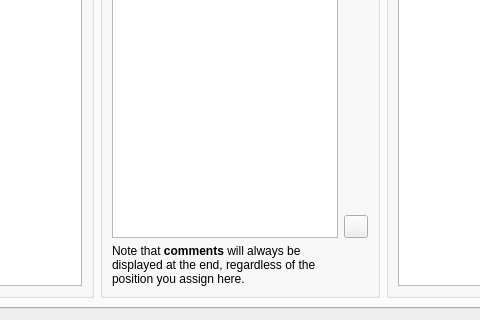
debian-calibre/calibre, file src/calibre/gui2/preferences/look_feel.ui: the form before one commit; both pictures show x 439 to 919 and y 471 to 791 of the 1096 by 791 pixel window.
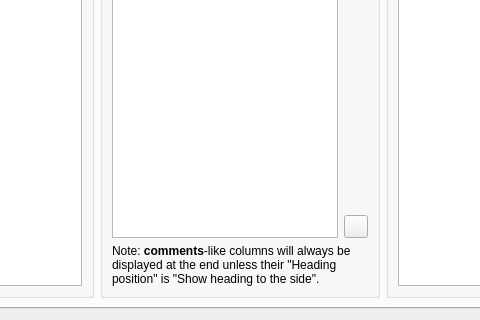
The form after the commit. The open tabs and pages were chosen to show the change. Icons and pictures are not drawn. Custom widgets are drawn as their Qt base class.

Patch:
```diff
--- a/src/calibre/gui2/preferences/look_feel.ui
+++ b/src/calibre/gui2/preferences/look_feel.ui
@@ -817,10 +817,12 @@
             </property>
            </widget>
           </item>
-          <item row="4" column="0">
+          <item row="4" column="0" colspan="2">
            <widget class="QLabel" name="label_3">
             <property name="text">
-             <string>Note that &lt;b&gt;comments&lt;/b&gt; will always be displayed at the end, regardless of the position you assign here.</string>
+             <string>&lt;p&gt;Note: &lt;b&gt;comments&lt;/b&gt;-like columns will always
+                     be displayed at the end unless their "Heading position" is
+                     "Show heading to the side".&lt;/p&gt;</string>
             </property>
             <property name="wordWrap">
              <bool>true</bool>
```
